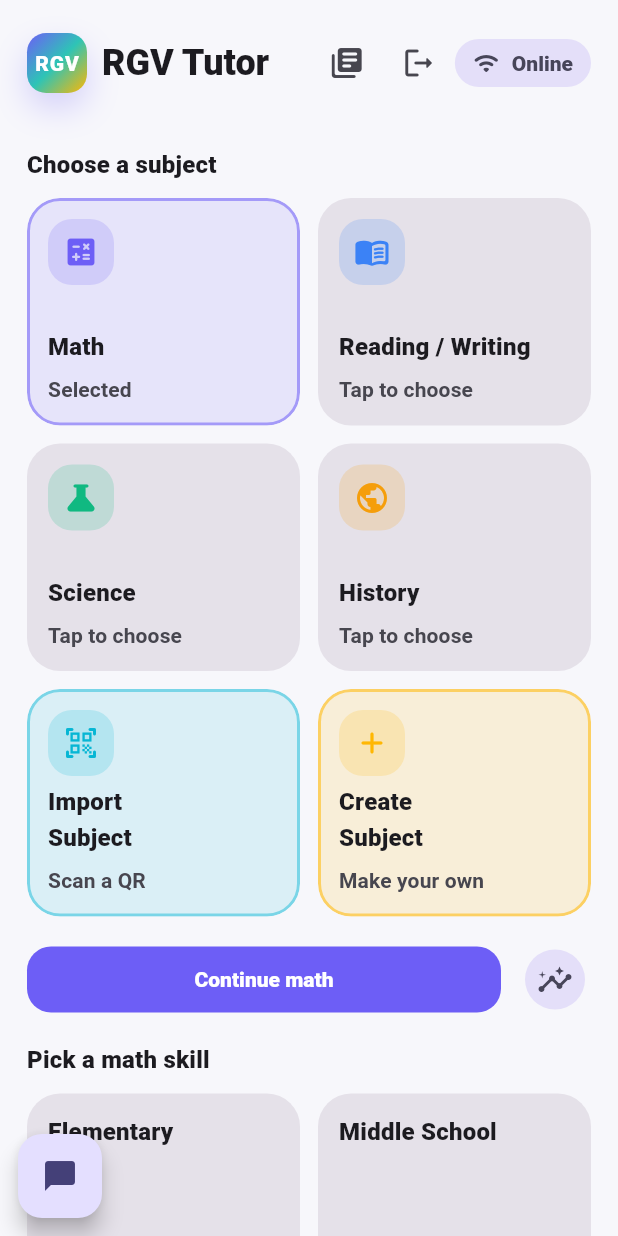
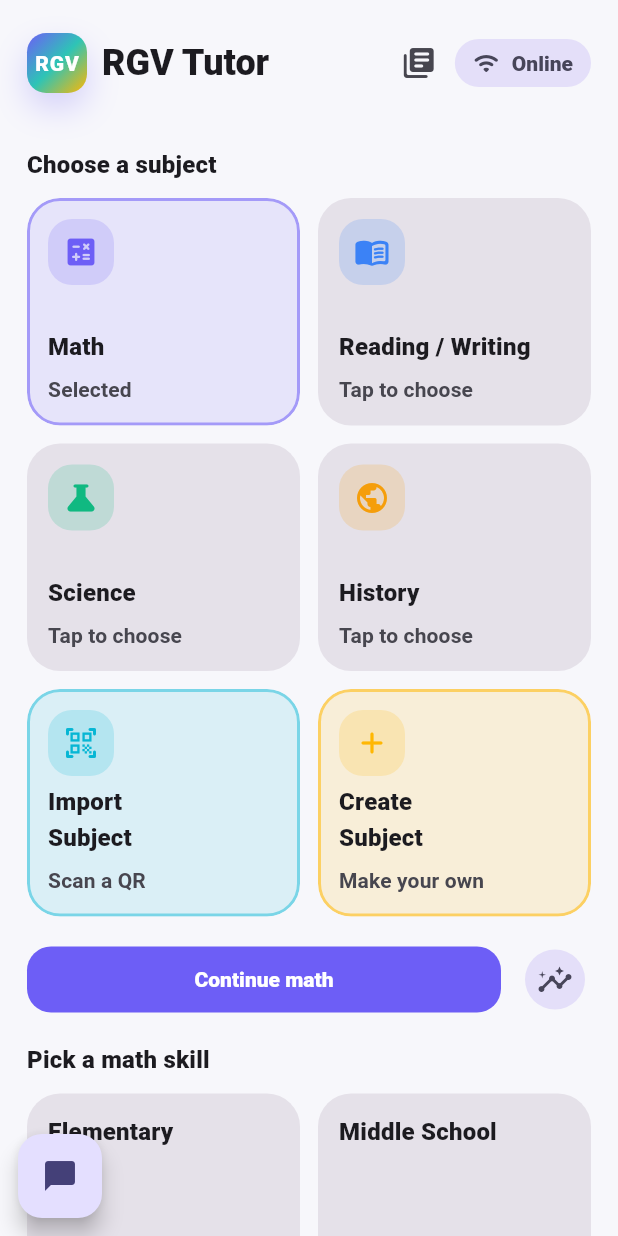
Before and after one commit to Grimgear76/RGV_Tutor, a Flutter app: the screen it shows after launch, on a phone screen of 412 x 824 dp. Run offline on Flutter 3.47's test engine with Material 3 defaults, Android fonts, the phone set to English and light mode, and no system bars; our stand-ins replace connectivity_plus, hive_flutter, qr_flutter; missing offline and left inert: dart:html, dart:ui_web, epub_view, pdfx; accounts and stored records are empty.

Commit message:
chore(ui): remove sign-out button
Summary:
- Remove the Sign out icon from the Home screen header

Tests:
- not run

Co-authored-by: Omni Code <noreply@omnicode.dev>

```diff
--- a/lib/screens/home_screen.dart
+++ b/lib/screens/home_screen.dart
@@ -63,11 +63,6 @@ class HomeScreen extends StatelessWidget {
                               );
                             },
                             icon: const Icon(Icons.library_books_rounded),
-                        ),
-                        IconButton(
-                          tooltip: 'Sign out',
-                          onPressed: () => context.read<AppState>().signOut(),
-                          icon: const Icon(Icons.logout_rounded),
                           ),
                           const LibraryModeToggle(compact: true),
                         ],
```
Lines whose indentation alone changed are shown as unchanged.
